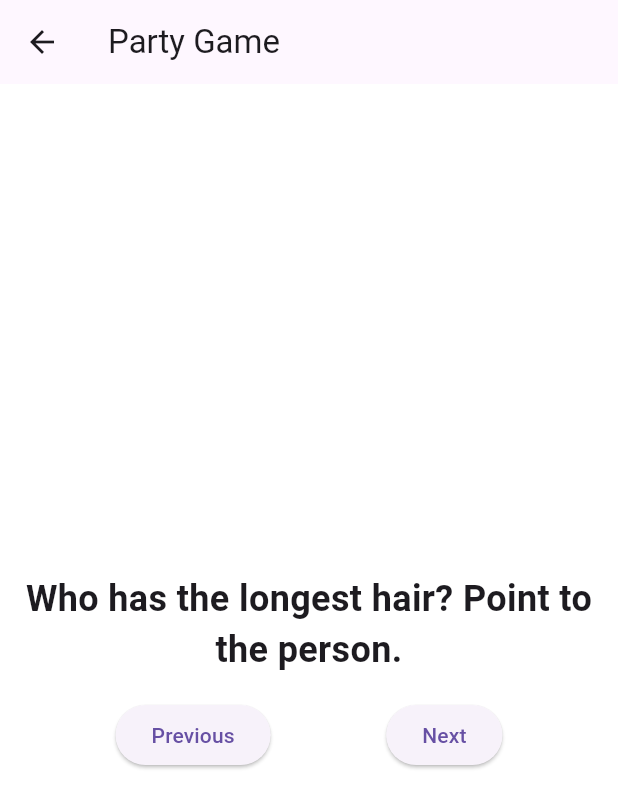
After one commit to joochourd/party_games, a Flutter app: the screen it shows after launch, after a tap on "Party Game", on a phone screen of 412 x 824 dp. The commit adds this screen. Shown: the top 808 px of the screen. Run offline on Flutter 3.47's test engine with Material 3 defaults, Android fonts, the phone set to English and light mode, and no system bars; generated files the repository leaves out were written again.

Commit message:
added new entry point

```diff
--- a/lib/src/sample_feature/sample_item_list_view.dart
+++ b/lib/src/sample_feature/sample_item_list_view.dart
@@ -1,14 +1,15 @@
 import 'package:flutter/material.dart';
-
+import 'package:party_games/src/sample_feature/text_widget.dart';
 import '../settings/settings_view.dart';
 import 'sample_item.dart';
 import 'sample_item_details_view.dart';
 
-/// Displays a list of SampleItems.
+
+/// Displays a list of SampleItems plus an entry for the game.
 class SampleItemListView extends StatelessWidget {
   const SampleItemListView({
     super.key,
-    this.items = const [SampleItem(1), SampleItem(2), SampleItem(3)],
+    this.items = const [SampleItem(1), SampleItem(2), SampleItem(3), SampleItem(4)], // Assume 4th item is the game
   });
 
   static const routeName = '/';
@@ -24,45 +25,34 @@ class SampleItemListView extends StatelessWidget {
           IconButton(
             icon: const Icon(Icons.settings),
             onPressed: () {
-              // Navigate to the settings page. If the user leaves and returns
-              // to the app after it has been killed while running in the
-              // background, the navigation stack is restored.
               Navigator.restorablePushNamed(context, SettingsView.routeName);
             },
           ),
         ],
       ),
-
-      // To work with lists that may contain a large number of items, it’s best
-      // to use the ListView.builder constructor.
-      //
-      // In contrast to the default ListView constructor, which requires
-      // building all Widgets up front, the ListView.builder constructor lazily
-      // builds Widgets as they’re scrolled into view.
       body: ListView.builder(
-        // Providing a restorationId allows the ListView to restore the
-        // scroll position when a user leaves and returns to the app after it
-        // has been killed while running in the background.
         restorationId: 'sampleItemListView',
         itemCount: items.length,
         itemBuilder: (BuildContext context, int index) {
           final item = items[index];
 
           return ListTile(
-            title: Text('SampleItem ${item.id}'),
+            title: Text(index == items.length - 1 ? 'Party Game' : 'SampleItem ${item.id}'),
             leading: const CircleAvatar(
-              // Display the Flutter Logo image asset.
               foregroundImage: AssetImage('assets/images/flutter_logo.png'),
             ),
             onTap: () {
-              // Navigate to the details page. If the user leaves and returns to
-              // the app after it has been killed while running in the
-              // background, the navigation stack is restored.
-              Navigator.restorablePushNamed(
-                context,
-                SampleItemDetailsView.routeName,
-              );
-            }
+              if (index == items.length - 1) {
+                // Navigate to the game
+                Navigator.of(context).push(MaterialPageRoute(builder: (context) => TextDisplayWidget()));
+              } else {
+                // Navigate to the details page for other items
+                Navigator.restorablePushNamed(
+                  context,
+                  SampleItemDetailsView.routeName,
+                );
+              }
+            },
           );
         },
       ),
--- /dev/null
+++ b/lib/src/sample_feature/text_widget.dart
@@ -0,0 +1,88 @@
+import 'dart:convert';
+
+import 'package:flutter/material.dart';
+import 'package:flutter/services.dart';
+
+class TextDisplayWidget extends StatefulWidget {
+  @override
+  _TextDisplayWidgetState createState() => _TextDisplayWidgetState();
+}
+
+class _TextDisplayWidgetState extends State<TextDisplayWidget> {
+  List<String> _texts = [];
+  int _currentIndex = 0;
+
+  @override
+  void initState() {
+    super.initState();
+    _loadTexts();
+  }
+
+  Future<void> _loadTexts() async {
+    final jsonString = await rootBundle.loadString('assets/json/texts.json');
+    final jsonResponse = json.decode(jsonString);
+    setState(() {
+      _texts = List<String>.from(jsonResponse['texts']);
+    });
+  }
+
+  void _showNextText() {
+    setState(() {
+      if (_currentIndex < _texts.length - 1) {
+        _currentIndex++;
+      }
+    });
+  }
+
+  void _showPreviousText() {
+    setState(() {
+      if (_currentIndex > 0) {
+        _currentIndex--;
+      }
+    });
+  }
+
+  @override
+  Widget build(BuildContext context) {
+    return Scaffold(
+      appBar: AppBar(
+        title: Text('Party Game'), // Provides a title for your game page
+        leading: IconButton(
+          icon: Icon(Icons.arrow_back),
+          onPressed: () => Navigator.of(context)
+              .pop(), // Ensures back navigation is possible
+        ),
+      ),
+      backgroundColor: Colors.white,
+      body: _texts.isEmpty
+          ? const Center(child: CircularProgressIndicator())
+          : Column(
+              mainAxisAlignment: MainAxisAlignment.center,
+              children: <Widget>[
+                Padding(
+                  padding: const EdgeInsets.all(16.0),
+                  child: Text(
+                    _texts[_currentIndex],
+                    style: const TextStyle(
+                        fontSize: 24, fontWeight: FontWeight.bold),
+                    textAlign: TextAlign.center,
+                  ),
+                ),
+                Row(
+                  mainAxisAlignment: MainAxisAlignment.spaceEvenly,
+                  children: <Widget>[
+                    ElevatedButton(
+                      onPressed: _showPreviousText,
+                      child: const Text('Previous'),
+                    ),
+                    ElevatedButton(
+                      onPressed: _showNextText,
+                      child: const Text('Next'),
+                    ),
+                  ],
+                ),
+              ],
+            ),
+    );
+  }
+}
```
